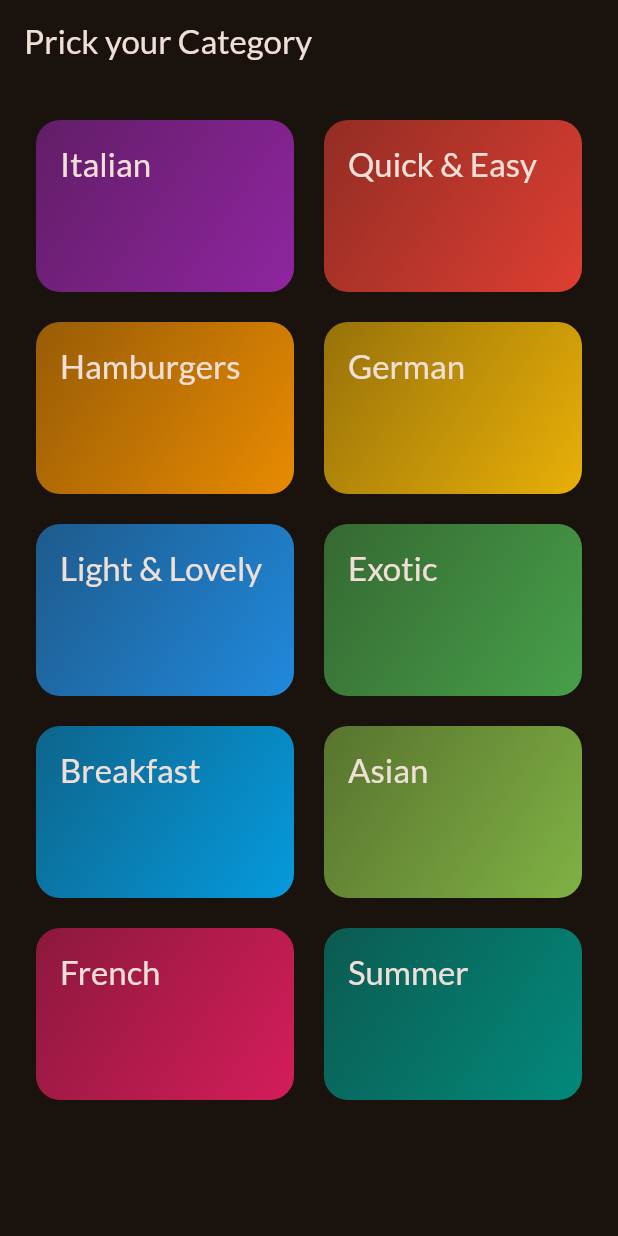
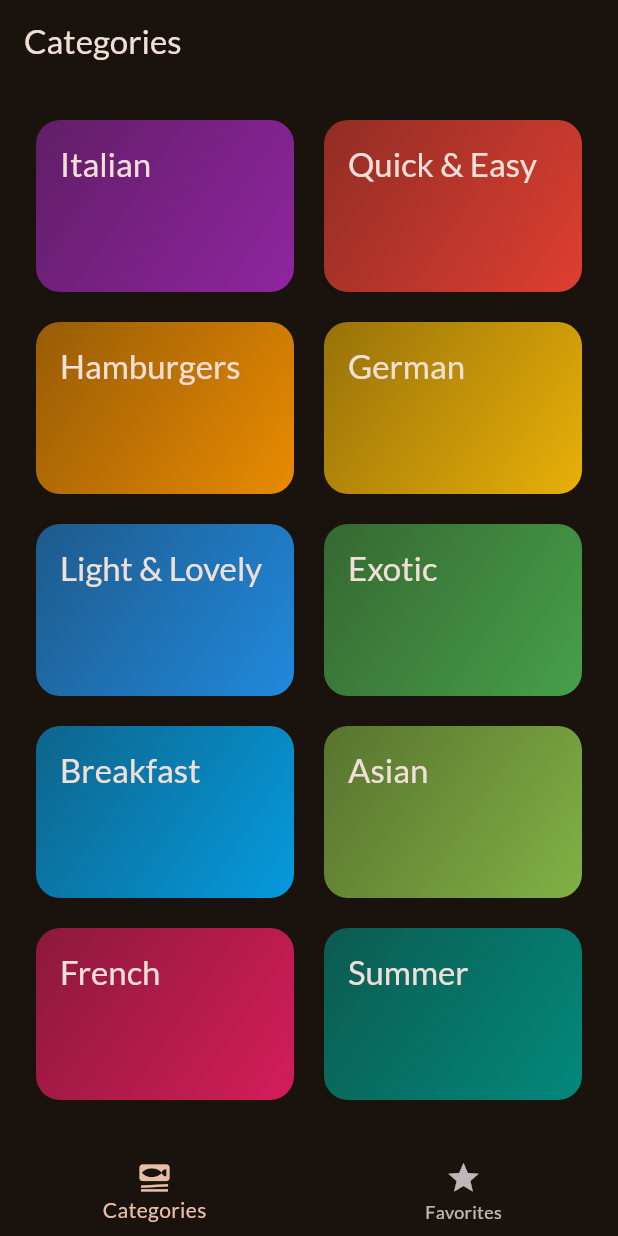
Before and after one commit to oscarlagatta/flutter_mobile_meals, a Flutter app: the screen it shows after launch, on a phone screen of 412 x 824 dp. Run offline on Flutter 3.47's test engine with Material 3 defaults, Android fonts, the phone set to English and light mode, and no system bars; our stand-ins replace google_fonts, transparent_image.

```diff
--- a/lib/main.dart
+++ b/lib/main.dart
@@ -1,7 +1,6 @@
 import 'package:flutter/material.dart';
 import 'package:google_fonts/google_fonts.dart';
-
-import 'screens/categories.dart';
+import 'package:meals/screens/tabs.dart';
 
 final theme = ThemeData(
   useMaterial3: true,
@@ -23,7 +22,7 @@ class App extends StatelessWidget {
   Widget build(BuildContext context) {
     return MaterialApp(
       theme: theme,
-      home: const CategoriesScreen(),
+      home: const TabsScreen(),//  CategoriesScreen(),
     );
   }
 }
--- a/lib/screens/categories.dart
+++ b/lib/screens/categories.dart
@@ -1,11 +1,14 @@
 import 'package:flutter/material.dart';
 import 'package:meals/data/dummy_data.dart';
 import 'package:meals/model/category.dart' as model;
+import 'package:meals/model/meal.dart';
 import 'package:meals/screens/meals.dart';
 import 'package:meals/widgets/category_grid_Item.dart';
 
 class CategoriesScreen extends StatelessWidget {
-  const CategoriesScreen({super.key});
+  const CategoriesScreen({super.key, required this.onToggleFavorite});
+
+  final void Function(Meal meal) onToggleFavorite;
 
   void _selectCategory(BuildContext context, model.Category category) {
     final filteredMeals = dummyMeals
@@ -17,6 +20,7 @@ class CategoriesScreen extends StatelessWidget {
         builder: (ctx) => MealsScreen(
           title: category.title,
           meals: filteredMeals,
+          onToggleFavorite: onToggleFavorite,
         ),
       ),
     );
@@ -24,11 +28,7 @@ class CategoriesScreen extends StatelessWidget {
 
   @override
   Widget build(BuildContext context) {
-    return Scaffold(
-        appBar: AppBar(
-          title: const Text('Prick your Category'),
-        ),
-        body: GridView(
+    return GridView(
       padding: const EdgeInsets.all(24),
       gridDelegate: const SliverGridDelegateWithFixedCrossAxisCount(
           crossAxisCount: 2,
@@ -45,6 +45,6 @@ class CategoriesScreen extends StatelessWidget {
             },
           )
       ],
-        ));
+    );
   }
 }
--- /dev/null
+++ b/lib/screens/tabs.dart
@@ -0,0 +1,64 @@
+import 'package:flutter/material.dart';
+import 'package:meals/model/meal.dart';
+import 'package:meals/screens/categories.dart';
+import 'package:meals/screens/meals.dart';
+
+class TabsScreen extends StatefulWidget {
+  const TabsScreen({super.key});
+
+  @override
+  State<TabsScreen> createState() {
+    return _TabScreenState();
+  }
+}
+
+class _TabScreenState extends State<TabsScreen> {
+  int _selectedPageIndex = 0;
+
+  final List<Meal> _favoriteMeals = [];
+
+  // Toggle Meal Favorite Status
+  void _toggleMealFavoriteStatus(Meal meal) {
+    final isExisting = _favoriteMeals.contains((meal));
+    isExisting ? _favoriteMeals.remove(meal) : _favoriteMeals.add(meal);
+  }
+
+  void _selectPage(int index) {
+    setState(() {
+      _selectedPageIndex = index;
+    });
+  }
+
+  @override
+  Widget build(BuildContext context) {
+    Widget activePage = CategoriesScreen(
+      onToggleFavorite: _toggleMealFavoriteStatus,
+    );
+    var activePageTitle = 'Categories';
+
+    // switching between screens
+    if (_selectedPageIndex == 1) {
+      activePage = MealsScreen(
+        meals: [],
+        onToggleFavorite: _toggleMealFavoriteStatus,
+      );
+      activePageTitle = 'Your Favorites';
+    }
+
+    return Scaffold(
+      appBar: AppBar(
+        title: Text(activePageTitle),
+      ),
+      body: activePage,
+      bottomNavigationBar: BottomNavigationBar(
+        onTap: _selectPage,
+        currentIndex: _selectedPageIndex,
+        items: const [
+          BottomNavigationBarItem(
+              icon: Icon(Icons.set_meal), label: 'Categories'),
+          BottomNavigationBarItem(icon: Icon(Icons.star), label: 'Favorites'),
+        ],
+      ),
+    );
+  }
+}
```
Also changed, not shown: lib/screens/meal_details.dart (+15 -1 lines), lib/screens/meals.dart (+15 -4 lines). Lines whose indentation alone changed are shown as unchanged.
